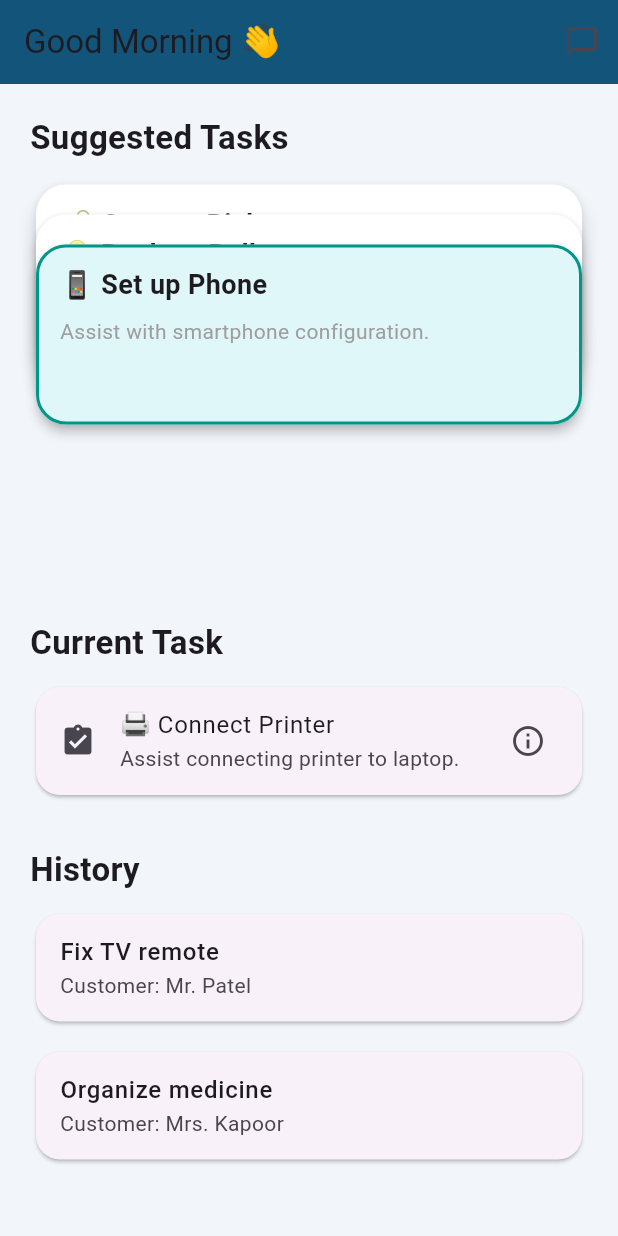
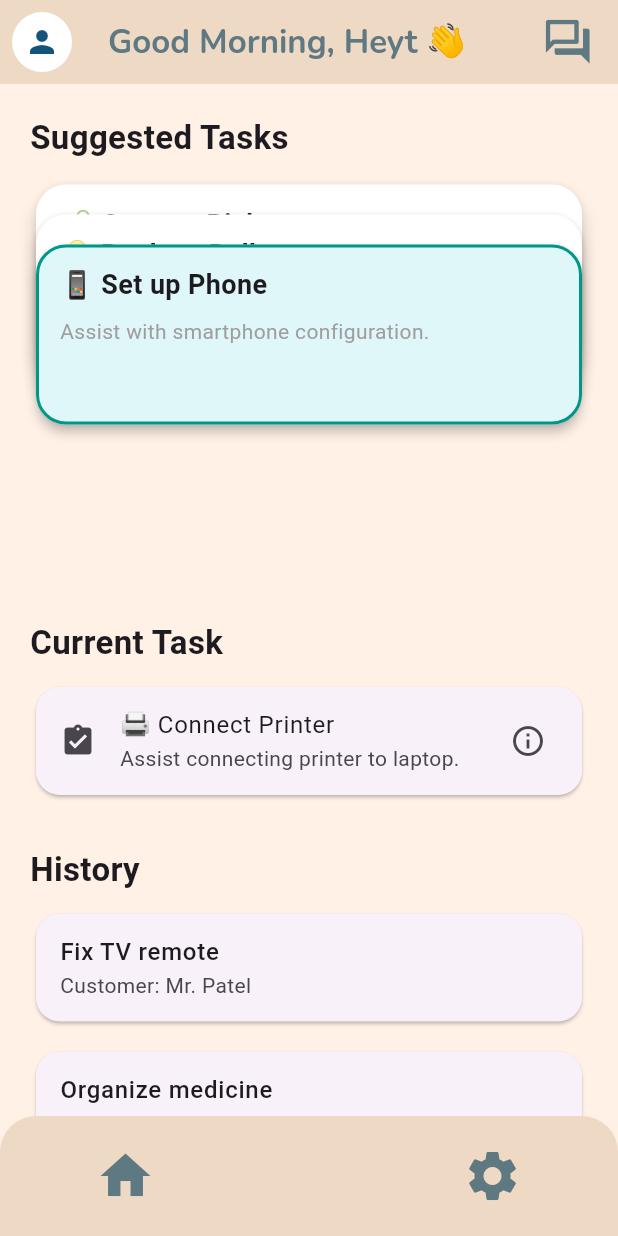
Before and after one commit to jaygohel109/Wildhack25, a Flutter app: the VolunteerHomePage screen opened directly, on a phone screen of 412 x 824 dp. Run offline on Flutter 3.47's test engine with Material 3 defaults, Android fonts, the phone set to English and light mode, and no system bars; our stand-ins replace flutter_svg.

Commit message:
Refactor VolunteerHomePage: Update task modal to conditionally show actions and improve UI elements

```diff
--- a/frontend_app/lib/component/task_flashcard.dart
+++ /dev/null
@@ -1,63 +0,0 @@
-import 'package:flutter/material.dart';
-
-class TaskFlashCard extends StatelessWidget {
-  final String title;
-  final String subtitle;
-  final double elevation;
-  final bool isTopCard;
-  final VoidCallback onSwipeUp;
-  final VoidCallback onTap;
-
-  const TaskFlashCard({
-    super.key,
-    required this.title,
-    required this.subtitle,
-    required this.elevation,
-    required this.isTopCard,
-    required this.onSwipeUp,
-    required this.onTap,
-  });
-
-  @override
-  Widget build(BuildContext context) {
-    return GestureDetector(
-      onPanUpdate: (details) {
-        // Detect upward drag
-        if (details.delta.dy < -10 && isTopCard) {
-          onSwipeUp();
-        }
-      },
-      onTap: isTopCard ? onTap : null,
-      child: SizedBox(
-        height: 120,
-        child: Card(
-          elevation: elevation,
-          margin: const EdgeInsets.symmetric(horizontal: 4),
-          shape: RoundedRectangleBorder(
-            borderRadius: BorderRadius.circular(20),
-            side: isTopCard
-                ? const BorderSide(color: Colors.teal, width: 2)
-                : BorderSide.none,
-          ),
-          color: isTopCard ? const Color(0xFFE0F7FA) : Colors.white,
-          child: Padding(
-            padding: const EdgeInsets.symmetric(horizontal: 16, vertical: 14),
-            child: Column(
-              crossAxisAlignment: CrossAxisAlignment.start,
-              children: [
-                Text(title, style: const TextStyle(fontSize: 18, fontWeight: FontWeight.bold)),
-                const SizedBox(height: 8),
-                Text(
-                  subtitle,
-                  style: const TextStyle(color: Colors.grey, fontSize: 14),
-                  maxLines: 2,
-                  overflow: TextOverflow.ellipsis,
-                ),
-              ],
-            ),
-          ),
-        ),
-      ),
-    );
-  }
-}
--- a/frontend_app/lib/volunteer/volunteer_home.dart
+++ b/frontend_app/lib/volunteer/volunteer_home.dart
@@ -1,5 +1,9 @@
+import 'dart:ui';
 import 'package:flutter/material.dart';
 import '../components/task_flashcard.dart';
+import '../components/profile_menu.dart';
+import '../components/custom_bottom_nav_bar.dart';
+import '../theme/theme_colors.dart';
 
 class VolunteerHomePage extends StatefulWidget {
   const VolunteerHomePage({super.key});
@@ -48,7 +52,7 @@ class _VolunteerHomePageState extends State<VolunteerHomePage> with TickerProvid
     }
   }
 
-  void _showTaskModal(Map<String, String> task) {
+  void _showTaskModal(Map<String, String> task, {bool showActions = true}) {
     showModalBottomSheet(
       context: context,
       isScrollControlled: true,
@@ -76,7 +80,12 @@ class _VolunteerHomePageState extends State<VolunteerHomePage> with TickerProvid
                 const SizedBox(height: 12),
                 Text(task['subtitle']!, style: const TextStyle(fontSize: 16)),
                 const Spacer(),
-                Row(
+                Visibility(
+                  visible: showActions,
+                  maintainSize: true,
+                  maintainAnimation: true,
+                  maintainState: true,
+                  child: Row(
                     mainAxisAlignment: MainAxisAlignment.spaceEvenly,
                     children: [
                       ElevatedButton.icon(
@@ -117,6 +126,7 @@ class _VolunteerHomePageState extends State<VolunteerHomePage> with TickerProvid
                       ),
                     ],
                   ),
+                ),
                 const SizedBox(height: 30),
               ],
             ),
@@ -128,7 +138,7 @@ class _VolunteerHomePageState extends State<VolunteerHomePage> with TickerProvid
 
   void _showCurrentTaskModal() {
     if (currentTask != null) {
-      _showTaskModal(currentTask!);
+      _showTaskModal(currentTask!, showActions: false); // No approve/reject for current task
     }
   }
 
@@ -148,14 +158,32 @@ class _VolunteerHomePageState extends State<VolunteerHomePage> with TickerProvid
   @override
   Widget build(BuildContext context) {
     return Scaffold(
-      backgroundColor: const Color(0xFFF2F6FA),
+      drawer: const ProfileDrawer(),
+      extendBody: true,
+      backgroundColor: peachCream,
       appBar: AppBar(
-        backgroundColor: const Color(0xFF13547A),
+        leading: const ProfileMenu(),
+        title: Text(
+          _getGreetingMessage(),
+          style: const TextStyle(
+            fontSize: 22,
+            fontWeight: FontWeight.w700,
+            fontFamily: 'Nunito',
+            color: skyAsh,
+          ),
+        ),
+        actions: [
+          IconButton(
+            icon: const Icon(Icons.forum_outlined, size: 35, color: skyAsh),
+            onPressed: () {
+              // Navigate to messages
+            },
+          ),
+          const SizedBox(width: 8),
+        ],
+        backgroundColor: sandBlush,
+        foregroundColor: Colors.white,
         elevation: 0,
-        title: const Text("Good Morning 👋"),
-        actions: [
-          IconButton(icon: const Icon(Icons.chat_bubble_outline), onPressed: () {}),
-        ],
       ),
       body: ListView(
         padding: const EdgeInsets.all(20),
@@ -163,7 +191,7 @@ class _VolunteerHomePageState extends State<VolunteerHomePage> with TickerProvid
           const Text("Suggested Tasks", style: TextStyle(fontSize: 22, fontWeight: FontWeight.bold)),
           const SizedBox(height: 16),
           SizedBox(
-            height: 250, // ⬆️ More space
+            height: 250,
             child: Stack(
               clipBehavior: Clip.none,
               children: suggestedTasks.asMap().entries.toList().reversed.map((entry) {
@@ -217,6 +245,35 @@ class _VolunteerHomePageState extends State<VolunteerHomePage> with TickerProvid
           ...completedTasks.map(_buildHistoryCard),
         ],
       ),
+      // FloatingActionButton removed
+      bottomNavigationBar: ClipRRect(
+        borderRadius: const BorderRadius.only(
+          topLeft: Radius.circular(24),
+          topRight: Radius.circular(24),
+        ),
+        child: BackdropFilter(
+          filter: ImageFilter.blur(sigmaX: 15, sigmaY: 15),
+          child: Container(
+            color: Colors.transparent,
+            child: const CustomBottomNavBar(),
+          ),
+        ),
+      ),
     );
   }
 }
+
+String _getGreetingMessage() {
+  final hour = DateTime.now().hour;
+  const name = 'Heyt'; // Replace with dynamic volunteer name later
+
+  if (hour < 12) {
+    return 'Good Morning, $name 👋';
+  } else if (hour < 17) {
+    return 'Good Afternoon, $name 🌤️';
+  } else if (hour < 20) {
+    return 'Good Evening, $name 🌇';
+  } else {
+    return 'Good Night, $name 🌙';
+  }
+}
```
Also changed, not shown: frontend_app/lib/components/task_detail_modal.dart (deleted, +0 -76 lines). Lines whose indentation alone changed are shown as unchanged.
